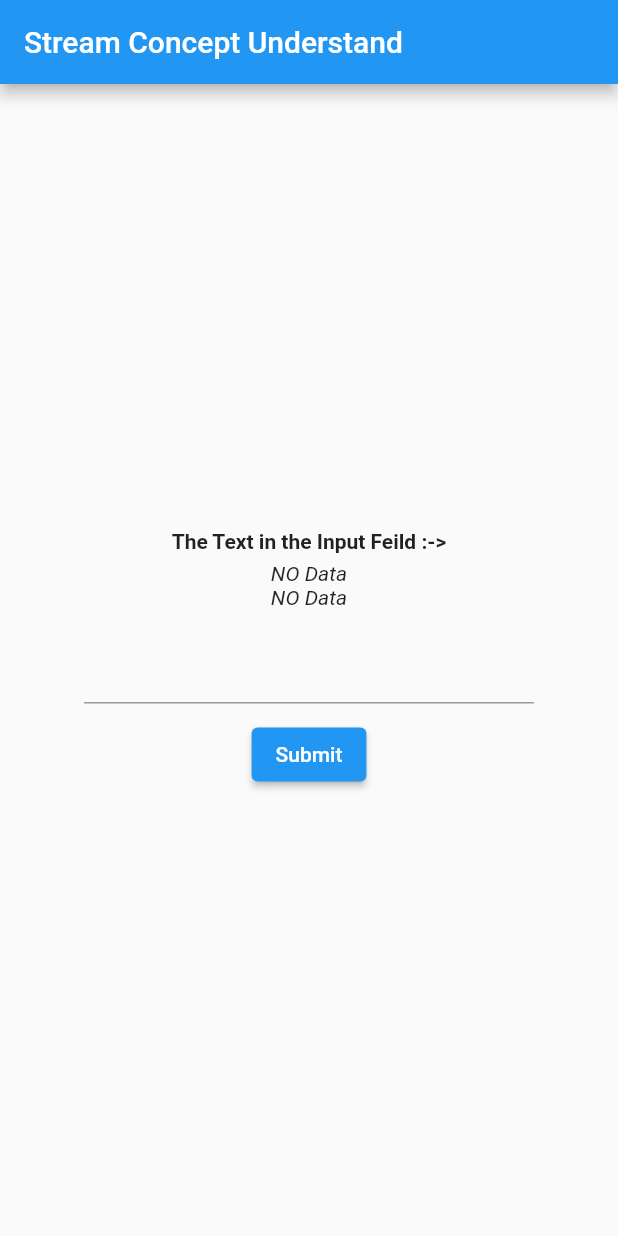
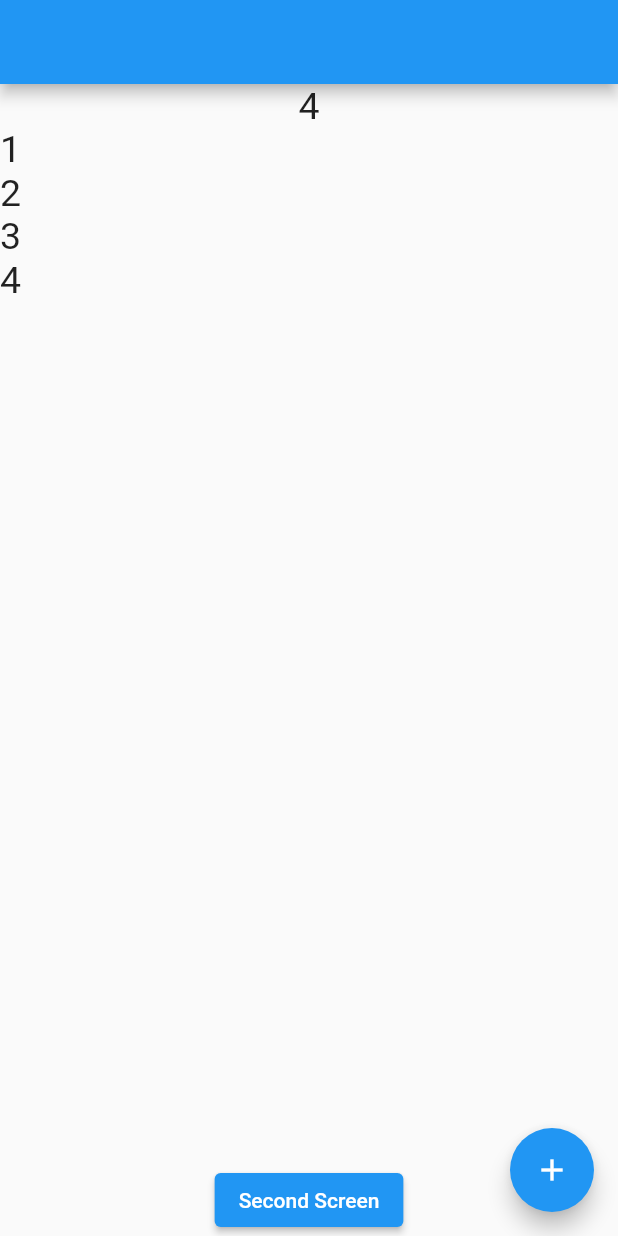
Before and after one commit to abhishekdwibedy-2002/practice, a Flutter app: the screen it shows after launch, on a phone screen of 412 x 824 dp. Run offline on Flutter 3.47's test engine with Material 2 defaults, Android fonts, the phone set to English and light mode, and no system bars.

Commit message:
Provider State Management Using Change Notifier

```diff
--- /dev/null
+++ b/lib/home.dart
@@ -0,0 +1,57 @@
+import 'package:flutter/material.dart';
+import 'package:practice/provider.dart';
+import 'package:practice/second.dart';
+import 'package:provider/provider.dart';
+
+class HomeScreen extends StatefulWidget {
+  const HomeScreen({super.key});
+
+  @override
+  State<HomeScreen> createState() => _HomeScreenState();
+}
+
+class _HomeScreenState extends State<HomeScreen> {
+  @override
+  Widget build(BuildContext context) {
+    return Consumer<NumberListProvider>(
+      //consumers listening to the provider
+      builder: (context, value, child) => Scaffold(
+        floatingActionButton: FloatingActionButton(
+          onPressed: () {
+            value.add();
+          },
+          child: const Icon(Icons.add),
+        ),
+        appBar: AppBar(),
+        body: SizedBox(
+          child: Column(
+            children: [
+              Text(
+                value.numbers.last.toString(),
+                style: const TextStyle(fontSize: 25),
+              ),
+              Expanded(
+                child: ListView.builder(
+                  itemCount: value.numbers.length,
+                  itemBuilder: (context, index) {
+                    return Text(
+                      value.numbers[index].toString(),
+                      style: const TextStyle(fontSize: 25),
+                    );
+                  },
+                ),
+              ),
+              ElevatedButton(
+                  onPressed: () {
+                    Navigator.of(context).push(MaterialPageRoute(
+                      builder: (context) => const SecondScreen(),
+                    ));
+                  },
+                  child: const Text('Second Screen'))
+            ],
+          ),
+        ),
+      ),
+    );
+  }
+}
--- a/lib/main.dart
+++ b/lib/main.dart
@@ -1,6 +1,9 @@
-import 'dart:async';
+// Flutter Provider State Management
 
 import 'package:flutter/material.dart';
+import 'package:practice/home.dart';
+import 'package:practice/provider.dart';
+import 'package:provider/provider.dart';
 
 void main() {
   runApp(const MyApp());
@@ -8,124 +11,18 @@ void main() {
 
 class MyApp extends StatelessWidget {
   const MyApp({super.key});
-  @override
-  Widget build(BuildContext context) {
-    return MaterialApp(
-      title: 'Flutter Demo',
-      theme: ThemeData(
-        colorScheme: ColorScheme.fromSeed(seedColor: Colors.deepPurple),
-        useMaterial3: true,
-      ),
-      home: const MyHomePage(title: 'Flutter Demo Home Page'),
-    );
-  }
-}
-
-class MyHomePage extends StatefulWidget {
-  const MyHomePage({super.key, required this.title});
-  final String title;
-
-  @override
-  State<MyHomePage> createState() => _MyHomePageState();
-}
-
-class _MyHomePageState extends State<MyHomePage> {
-  // Initializing the stream controller
-  StreamController<String> streamController = StreamController();
-  // Multiple Stream builder we can use instead of initializing n numbers of stream builder
-  late Stream<String> dataStream;
-  // Initializing the text editing controller
-  TextEditingController textEntered = TextEditingController();
-
-  // making the Init state and initializing as BroadCastStream
-  // Returns a multi-subscription stream that produces the same events as this.
-  @override
-  void initState() {
-    dataStream = streamController.stream.asBroadcastStream();
-    super.initState();
-  }
 
   @override
   Widget build(BuildContext context) {
-    return MaterialApp(
-      home: Scaffold(
-        appBar: AppBar(
-          title: const Text('Stream Concept Understand '),
-        ),
-        body: Center(
-          child: Column(
-            mainAxisAlignment: MainAxisAlignment.center,
-            crossAxisAlignment: CrossAxisAlignment.center,
-            children: [
-              // const Padding(padding: EdgeInsets.all(50)),
-
-              const Text(
-                'The Text in the Input Feild :->',
-                style: TextStyle(fontWeight: FontWeight.bold),
-              ),
-              const SizedBox(
-                height: 5,
-              ),
-              // It is Initializing the Streambuilder to use the stream controller
-              StreamBuilder<String>(
-                  stream: dataStream, // value captured
-                  builder: (context, snapshot) {
-                    if (!snapshot.hasData) {
-                      return const Text(
-                        'NO Data',
-                        style: TextStyle(
-                            fontStyle: FontStyle.italic,
-                            fontWeight: FontWeight.w400),
-                      );
-                    } else {
-                      return Text(
-                        snapshot.data ?? 'NUll Value...',
-                        style: const TextStyle(
-                            fontStyle: FontStyle.italic,
-                            fontWeight: FontWeight.w400),
-                      );
-                    }
-                  }),
-              StreamBuilder<String>(
-                  stream: dataStream, // value captured
-                  builder: (context, snapshot) {
-                    if (!snapshot.hasData) {
-                      return const Text(
-                        'NO Data',
-                        style: TextStyle(
-                            fontStyle: FontStyle.italic,
-                            fontWeight: FontWeight.w400),
-                      );
-                    } else {
-                      return Text(
-                        snapshot.data ?? 'NUll Value...',
-                        style: const TextStyle(
-                            fontStyle: FontStyle.italic,
-                            fontWeight: FontWeight.w400),
-                      );
-                    }
-                  }),
-              const SizedBox(
-                height: 15,
-              ),
-              SizedBox(
-                width: 300,
-                child: TextField(
-                  controller: textEntered,
-                ),
-              ),
-              const SizedBox(
-                height: 10,
-              ),
-              ElevatedButton(
-                onPressed: () {
-                  streamController.add(textEntered.text);
-                },
-                child: const Text('Submit'),
-              ),
-            ],
-          ),
-        ),
+    return MultiProvider(
+      // Initializing the Multiple Provider
+      providers: [
+        ChangeNotifierProvider(
+          create: (context) => NumberListProvider(),
+        )
+      ],
+      child: const MaterialApp(
+        home: HomeScreen(),
       ),
     );
   }
--- /dev/null
+++ b/lib/provider.dart
@@ -0,0 +1,14 @@
+import 'package:flutter/material.dart';
+
+class NumberListProvider extends ChangeNotifier {
+  List<int> numbers = [1, 2, 3, 4];
+
+  void add() {
+    int last = numbers.last;
+
+    numbers.add(last + 1);
+    notifyListeners();
+  }
+}
+
+// Provider Class
--- /dev/null
+++ b/lib/second.dart
@@ -0,0 +1,53 @@
+import 'package:flutter/material.dart';
+import 'package:practice/provider.dart';
+import 'package:provider/provider.dart';
+
+class SecondScreen extends StatefulWidget {
+  const SecondScreen({
+    super.key,
+  });
+
+  @override
+  State<SecondScreen> createState() => _SecondScreenState();
+}
+
+class _SecondScreenState extends State<SecondScreen> {
+  @override
+  Widget build(BuildContext context) {
+    return Consumer<NumberListProvider>(
+      builder: (context, value, child) => Scaffold(
+        floatingActionButton: FloatingActionButton(
+          onPressed: () {
+            value.add();
+          },
+          child: const Icon(Icons.add),
+        ),
+        appBar: AppBar(),
+        body: SizedBox(
+          child: Column(
+            children: [
+              Text(
+                value.numbers.last.toString(),
+                style: const TextStyle(fontSize: 25),
+              ),
+              SizedBox(
+                height: 300,
+                width: double.maxFinite,
+                child: ListView.builder(
+                  scrollDirection: Axis.horizontal,
+                  itemCount: value.numbers.length,
+                  itemBuilder: (context, index) {
+                    return Text(
+                      value.numbers[index].toString(),
+                      style: const TextStyle(fontSize: 25),
+                    );
+                  },
+                ),
+              ),
+            ],
+          ),
+        ),
+      ),
+    );
+  }
+}
--- a/pubspec.yaml
+++ b/pubspec.yaml
@@ -30,6 +30,7 @@ environment:
 dependencies:
   flutter:
     sdk: flutter
+  provider :
 
 
   # The following adds the Cupertino Icons font to your application.
```
Also changed, not shown: pubspec.lock.
